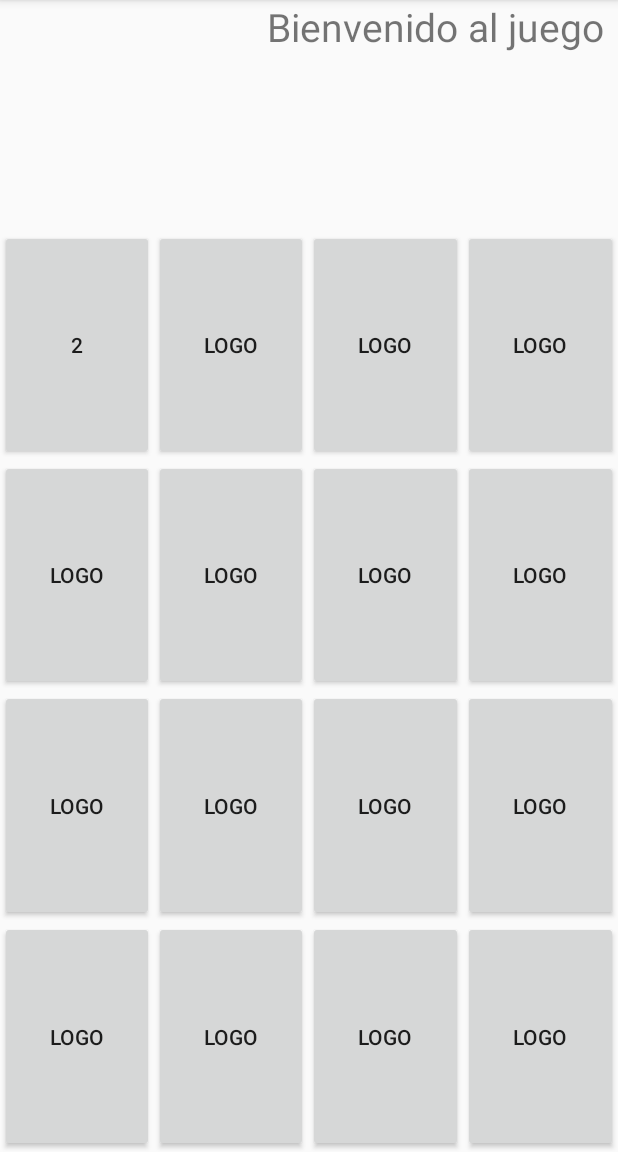
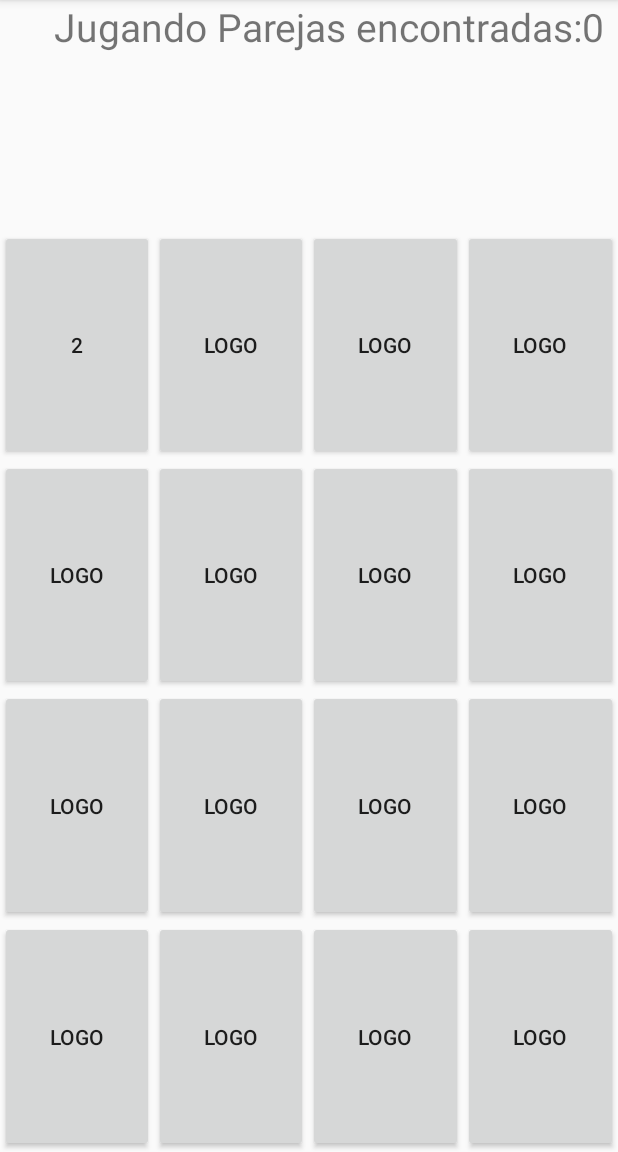
Before and after one commit to dann1609/JuegoDeMemoria, an Android app: the screen it shows after launch (MainActivity), after a tap on "LOGO", on a phone screen of 412 x 824 dp, the part 84-1236 px from its top. Run offline under Robolectric (Android 15) with nearby library versions, the phone set to English and light mode, and no system bars.

Commit message:
Codigo Finalizado

```diff
--- a/app/src/main/java/com/ingdanielpadilla/juegodememoria/MainActivity.java
+++ b/app/src/main/java/com/ingdanielpadilla/juegodememoria/MainActivity.java
@@ -30,28 +30,7 @@ public class MainActivity extends AppCompatActivity {
         super.onCreate(savedInstanceState);
         setContentView(R.layout.activity_main);
 
-        t1=(TextView) findViewById(R.id.t1);
-
-        for (int i=1;i<=16;i++){
-            String res="b"+i;
-            Integer cod=getResources().getIdentifier(res, "id", getPackageName());
-            Log.v("Desarrollo",cod.toString());
-            b[i]=(Button) findViewById(cod);
-        }
-
-
-        ArrayList<Integer> number = new ArrayList<Integer>();
-        for (int i = 1; i <= 16; ++i) {
-            number.add(i/2);
-            b[i].setTag(1);
-        }
-        Collections.shuffle(number);
-        for (int i = 1; i <= 16; ++i) {
-            b[i].setTag(number.get(i-1));
-        }
-
-
-
+        Iniciar();
 
       /* b1= (Button) findViewById(R.id.button);
 
@@ -90,7 +69,8 @@ public class MainActivity extends AppCompatActivity {
         if (wait==0){
             bi = (Button) view;
             codigo = bi.getId();
-        }
+            t1.setText(getString(R.string.onplayintext)+puntos);
+    }
         if (!codigo.equals(anterior)&& wait==0){
             Integer tag=(Integer)bi.getTag();
             bi.setText(tag.toString());
@@ -99,16 +79,18 @@ public class MainActivity extends AppCompatActivity {
             }else{
                 bf=(Button) findViewById(anterior);
                 if (tag==(Integer)bf.getTag()){
-                    Toast.makeText(this,"Exelente",Toast.LENGTH_SHORT).show();
+                    Toast.makeText(this,"Exelente",1500).show();
                     bi.setEnabled(false);
                     bf.setEnabled(false);
                     puntos=puntos+1;
 
-                    t1.setText("Jugando Parejas encontradas:"+puntos);
+                    t1.setText(getString(R.string.onplayintext)+puntos);
+                    if (puntos.equals(8)){
+                        t1.setText(getString(R.string.finishtext)+puntos);
+                    }
 
                 }else{
-                    Toast.makeText(this,"No No No..",Toast.LENGTH_SHORT).show();
-                    t1.setText(getString(R.string.onplayintext)+puntos);
+                    Toast.makeText(this,"No No No..",1500).show();
                     wait=1;
                     Handler del= new Handler();
                         del.postDelayed(new Runnable() {
@@ -117,7 +99,7 @@ public class MainActivity extends AppCompatActivity {
                                 bf.setText("Logo");
                                 wait=0;
                             }
-                        }, 2000);
+                        }, 1500);
 
 
                 }
@@ -128,12 +110,38 @@ public class MainActivity extends AppCompatActivity {
 
 
     }
-    /*public void AsignaNumero{
-        for (int i = 1; i < 16; i++) {
-            Vector cartas;
-            cartas = Vector(new);
-            cartas(1)=findViewById(R.id.b"1");
+    public void Iniciar(){
+        wait=1;
+        t1=(TextView) findViewById(R.id.t1);
 
+        for (int i=1;i<=16;i++){
+            String res="b"+i;
+            Integer cod=getResources().getIdentifier(res, "id", getPackageName());
+            Log.v("Desarrollo",cod.toString());
+            b[i]=(Button) findViewById(cod);
         }
-    }*/
+
+
+        ArrayList<Integer> number = new ArrayList<Integer>();
+        for (int i = 2; i <= 17; ++i) {
+            number.add(i/2);
+        }
+        Collections.shuffle(number);
+        for (int i = 1; i <= 16; ++i) {
+            b[i].setTag(number.get(i - 1));
+            b[i].setText(number.get(i - 1).toString());
+        }
+        Toast.makeText(this,"Observa los numeros",5000).show();
+        Handler del= new Handler();
+        del.postDelayed(new Runnable() {
+            public void run() {
+                for (int i = 1; i <= 16; ++i) {
+                    b[i].setText("Logo");
+                }
+                wait=0;
+            }
+        }, 5000);
+
+    }
+
 }
--- a/app/src/main/res/values/strings.xml
+++ b/app/src/main/res/values/strings.xml
@@ -1,7 +1,8 @@
 <resources>
     <string name="app_name">Juego De Memoria</string>
     <string name="starttext">Bienvenido al juego</string>
-    <string name="onplayintext">Jugando Parejas encontradas:</string>
+    <string name="onplayintext">Jugando   Parejas encontradas:</string>
+    <string name="finishtext">Juego terminado Parejas encontradas:</string>
     <string name="hello_world">Hello world!</string>
     <string name="action_settings">Settings</string>
 </resources>
```
Also changed, not shown: app/src/main/ic_launcher-web.png, app/src/main/res/mipmap-hdpi/ic_launcher.png, app/src/main/res/mipmap-mdpi/ic_launcher.png, app/src/main/res/mipmap-xhdpi/ic_launcher.png, app/src/main/res/mipmap-xxhdpi/ic_launcher.png, app/src/main/res/mipmap-xxxhdpi/ic_launcher.png.
